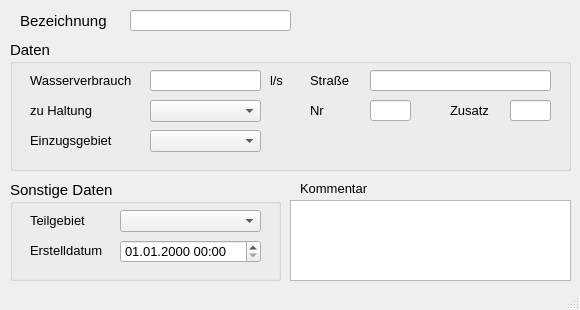
First picture: the form in qkan/forms/qkan_einleit.ui, repository hoettges/QKan, before the edit.
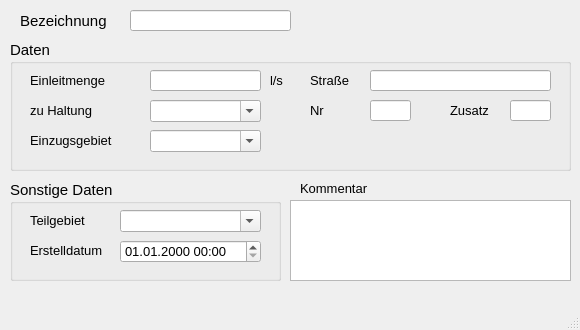
Second picture: the form after the edit. Custom widgets are drawn as their Qt base class.

```diff
--- a/qkan/forms/qkan_einleit.ui
+++ b/qkan/forms/qkan_einleit.ui
@@ -10,13 +10,13 @@
     <x>0</x>
     <y>0</y>
     <width>580</width>
-    <height>310</height>
+    <height>330</height>
    </rect>
   </property>
   <property name="minimumSize">
    <size>
     <width>580</width>
-    <height>310</height>
+    <height>330</height>
    </size>
   </property>
   <property name="font">
@@ -212,7 +212,7 @@
       </font>
      </property>
      <property name="text">
-      <string>Wasserverbrauch</string>
+      <string>Einleitmenge</string>
      </property>
      <property name="alignment">
       <set>Qt::AlignLeading|Qt::AlignLeft|Qt::AlignVCenter</set>
@@ -239,6 +239,9 @@
      <property name="statusTip">
       <string>Name der Haltung, der die Fläche zugeordnet ist</string>
      </property>
+     <property name="editable">
+      <bool>true</bool>
+     </property>
     </widget>
     <widget class="QLabel" name="label_20">
      <property name="geometry">
@@ -305,6 +308,9 @@
      <property name="statusTip">
       <string>Auswahl des Einzugsgebiets</string>
      </property>
+     <property name="editable">
+      <bool>true</bool>
+     </property>
     </widget>
     <widget class="QLabel" name="label_7">
      <property name="geometry">
@@ -450,6 +456,9 @@
      <property name="statusTip">
       <string>zur Zuordnung auf ein selbstständig festgelegtes Teilgebiet</string>
      </property>
+     <property name="editable">
+      <bool>true</bool>
+     </property>
     </widget>
     <widget class="QLabel" name="label_70">
      <property name="geometry">
```
Left out of the diff: 6 changed lines with no effect on the pictures.
